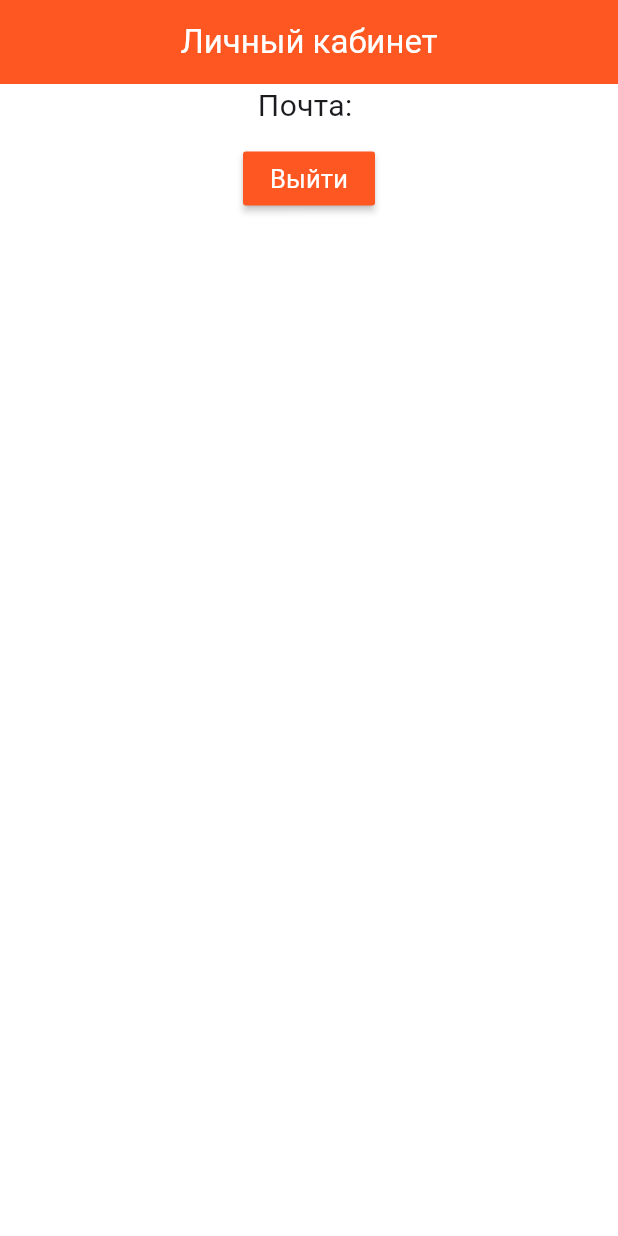
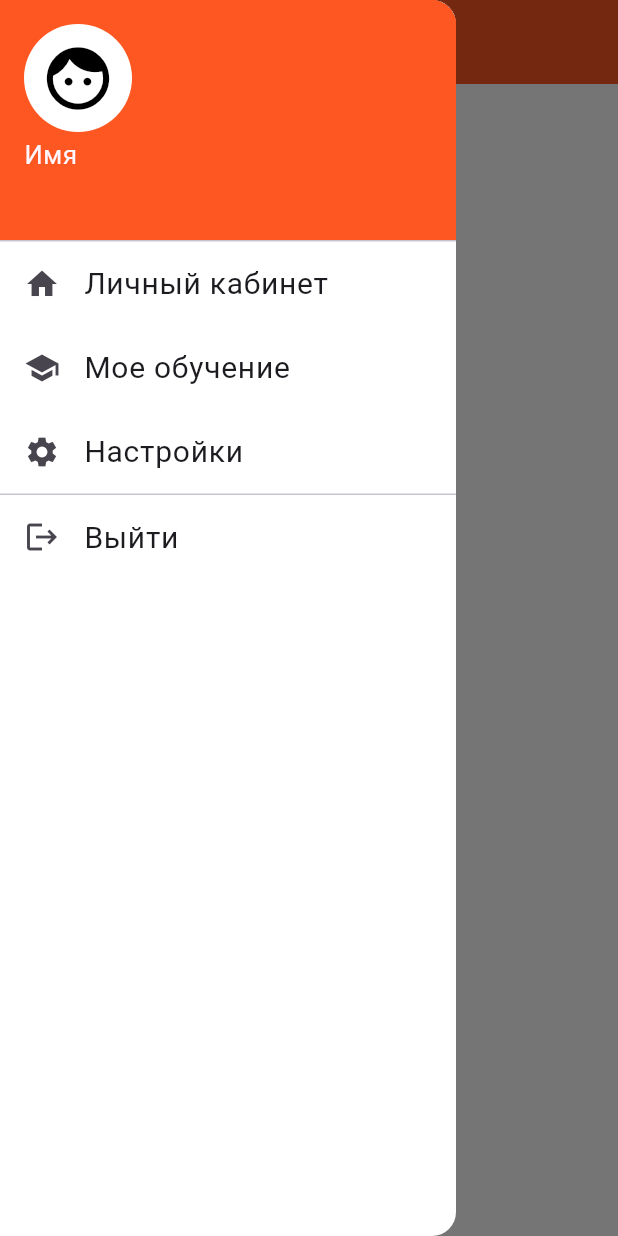
Before and after one commit to ascial/education_control, a Flutter app: the screen it shows once a user with an empty profile is signed in, with the side drawer open (before the commit the screen has no drawer), on a phone screen of 412 x 824 dp. Run offline on Flutter 3.47's test engine with Material 3 defaults, Android fonts, the phone set to English and light mode, and no system bars; our stand-ins replace cloud_firestore, firebase_auth, firebase_core; accounts and stored records are empty; network calls fail.

Commit message:
add navigation bar

```diff
--- a/lib/pages/home_page.dart
+++ b/lib/pages/home_page.dart
@@ -1,5 +1,5 @@
 import 'package:cloud_firestore/cloud_firestore.dart';
-import 'package:edu_sys/read_data/get_user_name.dart';
+import 'nav_bar.dart';
 import 'package:firebase_auth/firebase_auth.dart';
 import 'package:flutter/material.dart';
 
@@ -11,26 +11,13 @@ class HomePage extends StatefulWidget {
 }
 
 class _HomePageState extends State<HomePage> {
+  // Current user
   final user = FirebaseAuth.instance.currentUser!;
-
-  // document IDs
-  List<String> docIDs = [];
-
-  // get doc IDs
-  Future getDocId() async {
-    await FirebaseFirestore.instance.collection('users').get().then(
-          (snapshot) => snapshot.docs.forEach(
-            (document) {
-              print(document.reference);
-              docIDs.add(document.reference.id);
-            },
-          ),
-        );
-  }
 
   @override
   Widget build(BuildContext context) {
     return Scaffold(
+      drawer: NavBar(user: user),
       appBar: AppBar(
         backgroundColor: Colors.deepOrange,
         foregroundColor: Colors.white,
@@ -43,49 +30,6 @@ class _HomePageState extends State<HomePage> {
           ),
         ),
       ),
-      body: Center(
-        child: Column(
-          mainAxisAlignment: MainAxisAlignment.center,
-          children: [
-            Text(
-              'Почта: ${user.email!}',
-              style: const TextStyle(
-                fontSize: 20,
-              ),
-            ),
-            const SizedBox(height: 10),
-            MaterialButton(
-              onPressed: () {
-                FirebaseAuth.instance.signOut();
-              },
-              color: Colors.deepOrange,
-              child: const Text(
-                'Выйти',
-                style: TextStyle(
-                  color: Colors.white,
-                  fontWeight: FontWeight.normal,
-                  fontSize: 17,
-                ),
-              ),
-            ),
-            Expanded(
-              child: FutureBuilder(
-                future: getDocId(),
-                builder: (context, snapshot) {
-                  return ListView.builder(
-                    itemCount: docIDs.length,
-                    itemBuilder: (context, index) {
-                      return ListTile(
-                        title: GetUserName(documentId: docIDs[index]),
-                      );
-                    },
-                  );
-                },
-              ),
-            ),
-          ],
-        ),
-      ),
     );
   }
 }
--- a/lib/pages/login_page.dart
+++ b/lib/pages/login_page.dart
@@ -61,6 +61,9 @@ class _LoginPageState extends State<LoginPage> {
                         borderRadius: BorderRadius.circular(12),
                       ),
                       hintText: 'Почта',
+                      hintStyle: const TextStyle(
+                        fontSize: 18,
+                      ),
                       fillColor: Colors.grey[200],
                       filled: true,
                     ),
@@ -86,6 +89,9 @@ class _LoginPageState extends State<LoginPage> {
                         borderRadius: BorderRadius.circular(12),
                       ),
                       hintText: 'Пароль',
+                      hintStyle: const TextStyle(
+                        fontSize: 18,
+                      ),
                       fillColor: Colors.grey[200],
                       filled: true,
                     ),
--- /dev/null
+++ b/lib/pages/nav_bar.dart
@@ -0,0 +1,92 @@
+import 'package:flutter/material.dart';
+import 'package:firebase_auth/firebase_auth.dart';
+
+class NavBar extends StatelessWidget {
+  const NavBar({super.key, required this.user});
+
+  // Current user
+  final User user;
+
+  @override
+  Widget build(BuildContext context) {
+    return Drawer(
+      backgroundColor: Colors.white,
+      child: ListView(
+        padding: EdgeInsets.zero,
+        children: [
+          UserAccountsDrawerHeader(
+            margin: const EdgeInsets.only(top: 0, bottom: 0),
+            accountName: const Text(
+              'Имя',
+              style: TextStyle(
+                fontSize: 17,
+              ),
+            ),
+            accountEmail: Text(
+              '${user.email}',
+              style: const TextStyle(
+                fontSize: 17,
+              ),
+            ),
+            currentAccountPicture: const CircleAvatar(
+              backgroundColor: Colors.white,
+              child: ClipOval(
+                child: Icon(
+                  Icons.face,
+                  size: 50,
+                  color: Colors.black,
+                ),
+              ),
+            ),
+            decoration: const BoxDecoration(
+              color: Colors.deepOrange,
+            ),
+          ),
+          ListTile(
+            leading: const Icon(Icons.home),
+            title: const Text(
+              'Личный кабинет',
+              style: TextStyle(
+                fontSize: 20,
+              ),
+            ),
+            onTap: () {},
+          ),
+          ListTile(
+            leading: const Icon(Icons.school),
+            title: const Text(
+              'Мое обучение',
+              style: TextStyle(
+                fontSize: 20,
+              ),
+            ),
+            onTap: () {},
+          ),
+          ListTile(
+            leading: const Icon(Icons.settings),
+            title: const Text(
+              'Настройки',
+              style: TextStyle(
+                fontSize: 20,
+              ),
+            ),
+            onTap: () {},
+          ),
+          const Divider(height: 1),
+          ListTile(
+            leading: const Icon(Icons.logout),
+            title: const Text(
+              'Выйти',
+              style: TextStyle(
+                fontSize: 20,
+              ),
+            ),
+            onTap: () {
+              FirebaseAuth.instance.signOut();
+            },
+          ),
+        ],
+      ),
+    );
+  }
+}
```
Also changed, not shown: lib/pages/register_page.dart (+25 -40 lines), lib/main.dart (line endings or trailing spaces).
